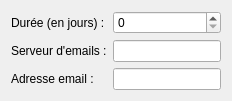
First picture: the form in interface/config.ui, repository ncarrier/gestion_ecole_de_musique, before the edit.
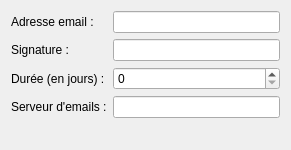
Second picture: the form after the edit.

What changed in the file:
```diff
--- a/interface/config.ui
+++ b/interface/config.ui
@@ -2,32 +2,33 @@
 <ui version="4.0">
  <class>config</class>
  <widget class="QWidget" name="config">
+  <property name="geometry">
+   <rect>
+    <x>0</x>
+    <y>0</y>
+    <width>291</width>
+    <height>150</height>
+   </rect>
+  </property>
   <property name="windowTitle">
    <string>Form</string>
   </property>
   <layout class="QFormLayout" name="formLayout">
-   <item row="0" column="0">
+   <item row="2" column="0">
     <widget class="QLabel" name="label">
      <property name="text">
       <string>Durée (en jours) :</string>
      </property>
     </widget>
    </item>
-   <item row="1" column="0">
+   <item row="3" column="0">
     <widget class="QLabel" name="label_2">
      <property name="text">
       <string>Serveur d'emails :</string>
      </property>
     </widget>
    </item>
-   <item row="2" column="0">
-    <widget class="QLabel" name="label_3">
-     <property name="text">
-      <string>Adresse email :</string>
-     </property>
-    </widget>
-   </item>
-   <item row="1" column="1">
+   <item row="3" column="1">
     <widget class="QLineEdit" name="leServeur">
      <property name="toolTip">
       <string>Adresse du serveur d'envoi de mail.
@@ -36,13 +37,6 @@
     </widget>
    </item>
    <item row="2" column="1">
-    <widget class="QLineEdit" name="leEmail">
-     <property name="toolTip">
-      <string>Adresse mail avec laquelle seront envoyés les mails de rappel.</string>
-     </property>
-    </widget>
-   </item>
-   <item row="0" column="1">
     <widget class="QSpinBox" name="sbDuree">
      <property name="toolTip">
       <string>Durée, en jours, au-delà de laquelle l'envoi d'un email de rappel est proposé.</string>
@@ -52,6 +46,35 @@
      </property>
     </widget>
    </item>
+   <item row="0" column="0">
+    <widget class="QLabel" name="label_3">
+     <property name="text">
+      <string>Adresse email :</string>
+     </property>
+    </widget>
+   </item>
+   <item row="0" column="1">
+    <widget class="QLineEdit" name="leEmail">
+     <property name="toolTip">
+      <string>Adresse mail avec laquelle seront envoyés les mails de rappel.</string>
+     </property>
+    </widget>
+   </item>
+   <item row="1" column="0">
+    <widget class="QLabel" name="label_4">
+     <property name="text">
+      <string>Signature :</string>
+     </property>
+    </widget>
+   </item>
+   <item row="1" column="1">
+    <widget class="QLineEdit" name="leSignature">
+     <property name="toolTip">
+      <string>Texte ajouté à la fin du corps de l'email.
+Typiquement, le nom de l'expéditeur.</string>
+     </property>
+    </widget>
+   </item>
   </layout>
  </widget>
  <resources/>
```
